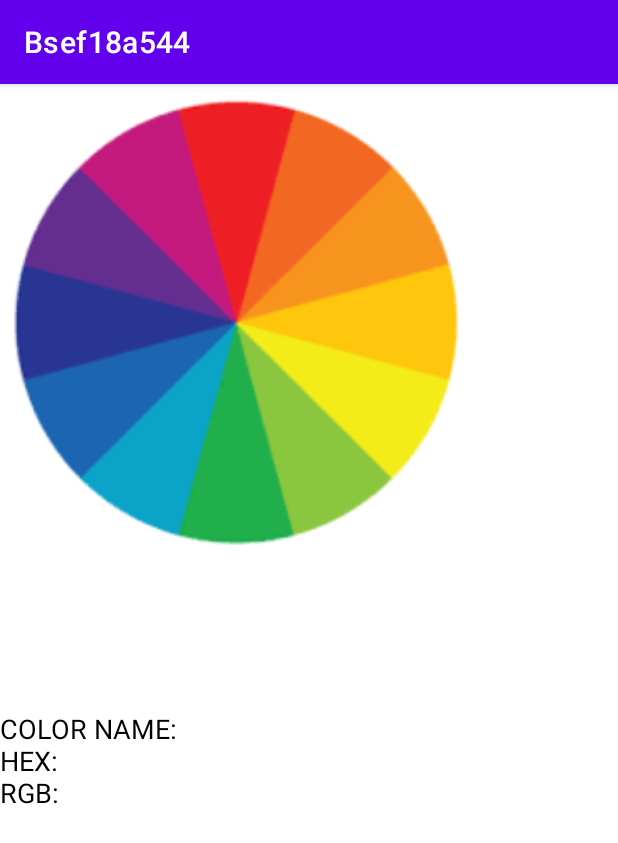
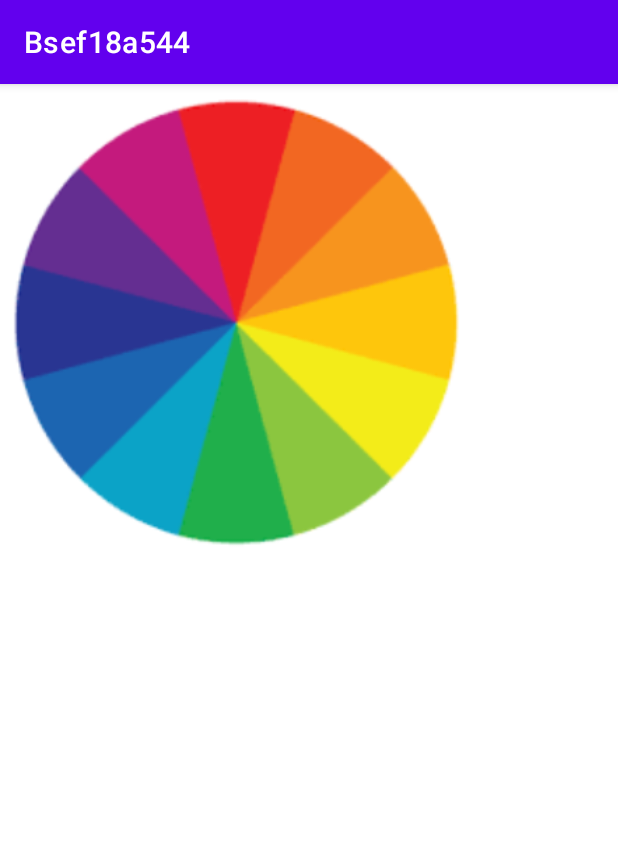
Before and after one commit to FatimaShah11/repos11, an Android app: the screen it shows after launch (MainActivity), on a phone screen of 412 x 824 dp. Shown: the top 843 px of the screen. Run offline under Robolectric (Android 15) with nearby library versions, the phone set to English and light mode, and no system bars.

Commit message:
ImageView

```diff
--- a/app/src/main/res/layout/activity_main.xml
+++ b/app/src/main/res/layout/activity_main.xml
@@ -13,16 +13,5 @@
         android:src="@drawable/color"
         tools:ignore="ContentDescription" />
 
-    <View
-        android:id="@+id/colorView"
-        android:layout_width="match_parent"
-        android:layout_height="100dp"/>
 
-    <TextView
-        android:id="@+id/resultTv"
-        android:layout_width="match_parent"
-        android:layout_height="wrap_content"
-        android:text="COLOR NAME:  \nHEX:  \nRGB:"
-        android:textSize="18sp"
-        android:textColor="@color/black" />
 </LinearLayout>
```
Also changed, not shown: app/src/main/java/com/example/bsef18a544/MainActivity.java (+1 -34 lines).
